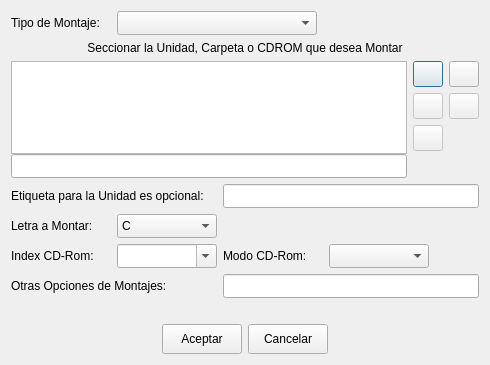
Qt form ui/addedit_montajes.ui (Monthy/gr-lida) before a commit.
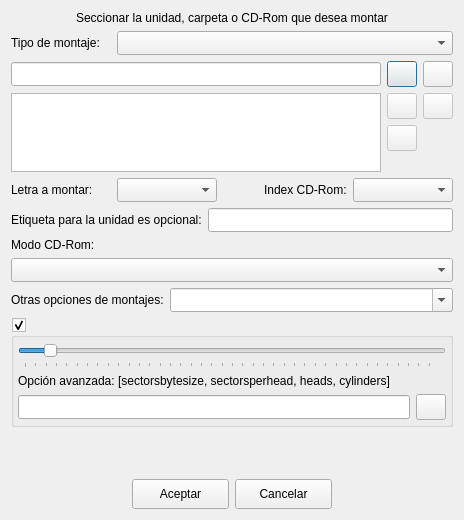
The same form after that commit. Icons and pictures are not drawn.

What changed in the file:
```diff
--- a/ui/addedit_montajes.ui
+++ b/ui/addedit_montajes.ui
@@ -1,117 +1,87 @@
-<ui version="4.0" >
- <class>AddEditMontajesClass</class>
- <widget class="QDialog" name="AddEditMontajesClass" >
-  <property name="geometry" >
+<?xml version="1.0" encoding="UTF-8"?>
+<ui version="4.0">
+ <class>frmAddEditMontajes</class>
+ <widget class="QDialog" name="frmAddEditMontajes">
+  <property name="geometry">
    <rect>
     <x>0</x>
     <y>0</y>
-    <width>490</width>
-    <height>365</height>
+    <width>464</width>
+    <height>520</height>
    </rect>
   </property>
-  <property name="windowTitle" >
+  <property name="minimumSize">
+   <size>
+    <width>464</width>
+    <height>520</height>
+   </size>
+  </property>
+  <property name="windowTitle">
    <string>Montaje de unidades</string>
   </property>
   <property name="windowIcon" >
    <iconset resource="../res/grlida.qrc" >
     <normaloff>:/img16/grlida.png</normaloff>:/img16/grlida.png</iconset>
   </property>
-  <layout class="QVBoxLayout" name="verticalLayout_2" >
+  <layout class="QVBoxLayout" name="verticalLayout" stretch="0,0,0,0,0,0,0,0,0,1,0">
    <item>
-    <layout class="QHBoxLayout" name="hLayout_2" >
-     <item>
-      <widget class="QLabel" name="lb_Montaje_3" >
-       <property name="minimumSize" >
-        <size>
-         <width>100</width>
-         <height>0</height>
-        </size>
-       </property>
-       <property name="text" >
-        <string>Tipo de Montaje:</string>
-       </property>
-      </widget>
-     </item>
-     <item>
-      <widget class="QComboBox" name="cbxMontaje_type_drive" >
-       <property name="minimumSize" >
-        <size>
-         <width>200</width>
-         <height>24</height>
-        </size>
-       </property>
-      </widget>
-     </item>
-     <item>
-      <spacer name="hSpacer_3" >
-       <property name="orientation" >
-        <enum>Qt::Horizontal</enum>
-       </property>
-       <property name="sizeHint" stdset="0" >
-        <size>
-         <width>40</width>
-         <height>20</height>
-        </size>
-       </property>
-      </spacer>
-     </item>
-    </layout>
-   </item>
-   <item>
-    <widget class="QLabel" name="lb_Montaje_1" >
-     <property name="text" >
-      <string>Seccionar la Unidad, Carpeta o CDROM que desea Montar</string>
-     </property>
-     <property name="alignment" >
+    <widget class="QLabel" name="lb_Montaje_1">
+     <property name="text">
+      <string>Seccionar la unidad, carpeta o CD-Rom que desea montar</string>
+     </property>
+     <property name="alignment">
       <set>Qt::AlignCenter</set>
      </property>
     </widget>
    </item>
    <item>
-    <layout class="QGridLayout" name="gridLayout_2" >
-     <item rowspan="4" row="0" column="0" >
-      <layout class="QVBoxLayout" name="verticalLayout" >
-       <property name="spacing" >
-        <number>0</number>
-       </property>
+    <layout class="QHBoxLayout" name="horizontalLayout_3">
        <item>
-        <widget class="QListWidget" name="lw_MultiIso" >
-         <property name="minimumSize" >
+      <widget class="QLabel" name="lb_Montaje_2">
+       <property name="minimumSize">
           <size>
-           <width>0</width>
-           <height>70</height>
-          </size>
-         </property>
+         <width>100</width>
+         <height>0</height>
+        </size>
+       </property>
+       <property name="text">
+        <string>Tipo de montaje:</string>
+       </property>
         </widget>
        </item>
        <item>
-        <widget class="QLineEdit" name="txtMontaje_path" >
-         <property name="minimumSize" >
+      <widget class="QComboBox" name="cbxMontaje_type_drive">
+       <property name="sizePolicy">
+        <sizepolicy hsizetype="Expanding" vsizetype="Fixed">
+         <horstretch>0</horstretch>
+         <verstretch>0</verstretch>
+        </sizepolicy>
+       </property>
+       <property name="minimumSize">
           <size>
-           <width>0</width>
+         <width>100</width>
            <height>24</height>
           </size>
          </property>
         </widget>
        </item>
-       <item>
-        <spacer name="verticalSpacer_2" >
-         <property name="orientation" >
-          <enum>Qt::Vertical</enum>
-         </property>
-         <property name="sizeHint" stdset="0" >
-          <size>
-           <width>20</width>
-           <height>10</height>
-          </size>
-         </property>
-        </spacer>
-       </item>
-      </layout>
-     </item>
-     <item row="0" column="1" >
-      <widget class="QPushButton" name="btnDirFile" >
-       <property name="minimumSize" >
+    </layout>
+   </item>
+   <item>
+    <widget class="QFrame" name="frame">
+     <property name="frameShape">
+      <enum>QFrame::NoFrame</enum>
+     </property>
+     <property name="frameShadow">
+      <enum>QFrame::Raised</enum>
+     </property>
+     <layout class="QGridLayout" name="gridLayout">
+      <property name="margin">
+       <number>0</number>
+      </property>
+      <item row="0" column="1">
+       <widget class="QPushButton" name="btnDirFile">
+        <property name="minimumSize">
         <size>
          <width>30</width>
          <height>26</height>
@@ -132,21 +102,34 @@
        </property>
       </widget>
      </item>
-     <item row="0" column="2" >
-      <widget class="QPushButton" name="btnClearDirFile" >
-       <property name="minimumSize" >
+      <item row="0" column="0">
+       <widget class="QLineEdit" name="txtMontaje_path">
+        <property name="minimumSize">
         <size>
+          <width>0</width>
+          <height>24</height>
+         </size>
+        </property>
+       </widget>
+      </item>
+      <item row="1" column="2">
+       <widget class="QPushButton" name="btnDeleteIso">
+        <property name="enabled">
+         <bool>false</bool>
+        </property>
+        <property name="minimumSize">
+         <size>
          <width>30</width>
          <height>26</height>
         </size>
        </property>
-       <property name="maximumSize" >
+        <property name="maximumSize">
         <size>
          <width>30</width>
          <height>26</height>
         </size>
        </property>
-       <property name="text" >
+        <property name="text">
         <string/>
        </property>
        <property name="icon" >
@@ -155,9 +138,9 @@
        </property>
       </widget>
      </item>
-     <item row="1" column="1" >
-      <widget class="QPushButton" name="btnSubirIso" >
-       <property name="enabled" >
+      <item row="1" column="1">
+       <widget class="QPushButton" name="btnSubirIso">
+        <property name="enabled">
         <bool>false</bool>
        </property>
        <property name="minimumSize" >
@@ -181,24 +164,31 @@
        </property>
       </widget>
      </item>
-     <item row="1" column="2" >
-      <widget class="QPushButton" name="btnDeleteIso" >
-       <property name="enabled" >
-        <bool>false</bool>
-       </property>
-       <property name="minimumSize" >
+      <item row="1" column="0" rowspan="3">
+       <widget class="QListWidget" name="lw_MultiIso">
+        <property name="minimumSize">
+         <size>
+          <width>0</width>
+          <height>70</height>
+         </size>
+        </property>
+       </widget>
+      </item>
+      <item row="0" column="2">
+       <widget class="QPushButton" name="btnDirFile_clear">
+        <property name="minimumSize">
         <size>
          <width>30</width>
          <height>26</height>
         </size>
        </property>
-       <property name="maximumSize" >
+        <property name="maximumSize">
         <size>
          <width>30</width>
          <height>26</height>
         </size>
        </property>
-       <property name="text" >
+        <property name="text">
         <string/>
        </property>
        <property name="icon" >
@@ -207,9 +197,9 @@
        </property>
       </widget>
      </item>
-     <item row="2" column="1" >
-      <widget class="QPushButton" name="btnBajarIso" >
-       <property name="enabled" >
+      <item row="2" column="1">
+       <widget class="QPushButton" name="btnBajarIso">
+        <property name="enabled">
         <bool>false</bool>
        </property>
        <property name="minimumSize" >
@@ -233,288 +223,181 @@
        </property>
       </widget>
      </item>
-     <item row="3" column="1" colspan="2" >
-      <spacer name="verticalSpacer" >
-       <property name="orientation" >
-        <enum>Qt::Vertical</enum>
-       </property>
-       <property name="sizeHint" stdset="0" >
-        <size>
-         <width>55</width>
-         <height>18</height>
-        </size>
-       </property>
-      </spacer>
-     </item>
-    </layout>
-   </item>
-   <item>
-    <layout class="QGridLayout" name="gridLayout" >
-     <property name="spacing" >
-      <number>6</number>
-     </property>
-     <item row="0" column="0" colspan="2" >
-      <widget class="QLabel" name="lb_Montaje_2" >
-       <property name="text" >
-        <string>Etiqueta para la Unidad es opcional:</string>
-       </property>
-      </widget>
-     </item>
-     <item row="0" column="2" colspan="3" >
-      <widget class="QLineEdit" name="txtMontaje_label" >
-       <property name="minimumSize" >
-        <size>
-         <width>0</width>
-         <height>24</height>
-        </size>
-       </property>
-      </widget>
-     </item>
-     <item row="1" column="0" >
-      <widget class="QLabel" name="lb_Montaje_4" >
-       <property name="minimumSize" >
+     </layout>
+     <zorder>btnDeleteIso</zorder>
+     <zorder>btnSubirIso</zorder>
+     <zorder>btnDirFile_clear</zorder>
+     <zorder>btnDirFile</zorder>
+     <zorder>btnBajarIso</zorder>
+     <zorder>lw_MultiIso</zorder>
+     <zorder>txtMontaje_path</zorder>
+    </widget>
+   </item>
+   <item>
+    <layout class="QHBoxLayout" name="horizontalLayout_2">
+     <item>
+      <widget class="QLabel" name="lb_Montaje_3">
+       <property name="minimumSize">
         <size>
          <width>100</width>
          <height>0</height>
         </size>
        </property>
-       <property name="text" >
-        <string>Letra a Montar:</string>
+       <property name="text">
+        <string>Letra a montar:</string>
        </property>
       </widget>
      </item>
-     <item row="1" column="1" >
-      <widget class="QComboBox" name="cbxMontaje_letter" >
-       <property name="minimumSize" >
+     <item>
+      <widget class="QComboBox" name="cbxMontaje_letter">
+       <property name="minimumSize">
         <size>
          <width>100</width>
          <height>24</height>
         </size>
        </property>
-       <property name="currentIndex" >
-        <number>2</number>
+       <property name="currentIndex">
+        <number>-1</number>
        </property>
-       <item>
-        <property name="text" >
-         <string>A</string>
-        </property>
-       </item>
-       <item>
-        <property name="text" >
-         <string>B</string>
-        </property>
-       </item>
-       <item>
-        <property name="text" >
-         <string>C</string>
-        </property>
-       </item>
-       <item>
-        <property name="text" >
-         <string>D</string>
-        </property>
-       </item>
-       <item>
-        <property name="text" >
-         <string>E</string>
-        </property>
-       </item>
-       <item>
-        <property name="text" >
-         <string>F</string>
-        </property>
-       </item>
-       <item>
-        <property name="text" >
-         <string>G</string>
-        </property>
-       </item>
-       <item>
-        <property name="text" >
-         <string>H</string>
-        </property>
-       </item>
-       <item>
-        <property name="text" >
-         <string>I</string>
-        </property>
-       </item>
-       <item>
-        <property name="text" >
-         <string>J</string>
-        </property>
-       </item>
-       <item>
-        <property name="text" >
-         <string>K</string>
-        </property>
-       </item>
-       <item>
-        <property name="text" >
-         <string>L</string>
-        </property>
-       </item>
-       <item>
-        <property name="text" >
-         <string>M</string>
-        </property>
-       </item>
-       <item>
-        <property name="text" >
-         <string>N</string>
-        </property>
-       </item>
-       <item>
-        <property name="text" >
-         <string>O</string>
-        </property>
-       </item>
-       <item>
-        <property name="text" >
-         <string>P</string>
-        </property>
-       </item>
-       <item>
-        <property name="text" >
-         <string>Q</string>
-        </property>
-       </item>
-       <item>
-        <property name="text" >
-         <string>R</string>
-        </property>
-       </item>
-       <item>
-        <property name="text" >
-         <string>S</string>
-        </property>
-       </item>
-       <item>
-        <property name="text" >
-         <string>T</string>
-        </property>
-       </item>
-       <item>
-        <property name="text" >
-         <string>U</string>
-        </property>
-       </item>
-       <item>
-        <property name="text" >
-         <string>V</string>
-        </property>
-       </item>
-       <item>
-        <property name="text" >
-         <string>W</string>
-        </property>
-       </item>
-       <item>
-        <property name="text" >
-         <string>X</string>
-        </property>
-       </item>
-       <item>
-        <property name="text" >
-         <string>Y</string>
-        </property>
-       </item>
       </widget>
      </item>
-     <item row="1" column="2" colspan="3" >
-      <spacer name="hSpacer_5" >
-       <property name="orientation" >
+     <item>
+      <spacer name="horizontalSpacer_3">
+       <property name="orientation">
         <enum>Qt::Horizontal</enum>
        </property>
-       <property name="sizeHint" stdset="0" >
+       <property name="sizeHint" stdset="0">
         <size>
-         <width>298</width>
-         <height>21</height>
+         <width>40</width>
+         <height>20</height>
         </size>
        </property>
       </spacer>
      </item>
-     <item row="2" column="0" >
-      <widget class="QLabel" name="lb_Montaje_5" >
-       <property name="minimumSize" >
-        <size>
-         <width>100</width>
-         <height>0</height>
-        </size>
-       </property>
-       <property name="text" >
+     <item>
+      <widget class="QLabel" name="lb_Montaje_4">
+       <property name="text">
         <string>Index CD-Rom:</string>
        </property>
       </widget>
      </item>
-     <item row="2" column="1" >
-      <widget class="QComboBox" name="cbxMontaje_cdrom" >
-       <property name="minimumSize" >
+     <item>
+      <widget class="QComboBox" name="cbxMontaje_cdrom">
+       <property name="minimumSize">
         <size>
          <width>100</width>
          <height>24</height>
         </size>
        </property>
-       <property name="editable" >
-        <bool>true</bool>
+      </widget>
+     </item>
+    </layout>
+   </item>
+   <item>
+    <layout class="QHBoxLayout" name="horizontalLayout_4">
+     <item>
+      <widget class="QLabel" name="lb_Montaje_5">
+       <property name="text">
+        <string>Etiqueta para la unidad es opcional:</string>
        </property>
       </widget>
      </item>
-     <item row="2" column="2" >
-      <widget class="QLabel" name="lb_Montaje_7" >
-       <property name="minimumSize" >
+     <item>
+      <widget class="QLineEdit" name="txtMontaje_label">
+       <property name="minimumSize">
+        <size>
+         <width>0</width>
+         <height>24</height>
+        </size>
+       </property>
+      </widget>
+     </item>
+    </layout>
+   </item>
+   <item>
+    <widget class="QLabel" name="lb_Montaje_6">
+     <property name="minimumSize">
         <size>
          <width>100</width>
          <height>0</height>
         </size>
        </property>
-       <property name="text" >
+     <property name="text">
         <string>Modo CD-Rom:</string>
        </property>
       </widget>
      </item>
-     <item row="2" column="3" >
-      <widget class="QComboBox" name="cbxMontaje_mode_cdrom" >
-       <property name="minimumSize" >
+   <item>
+    <widget class="QComboBox" name="cbxMontaje_mode_cdrom">
+     <property name="minimumSize">
         <size>
          <width>100</width>
          <height>24</height>
         </size>
        </property>
-       <property name="currentIndex" >
-        <number>-1</number>
+    </widget>
+   </item>
+   <item>
+    <layout class="QHBoxLayout" name="horizontalLayout_5">
+     <item>
+      <widget class="QLabel" name="lb_Montaje_7">
+       <property name="minimumSize">
+        <size>
+         <width>100</width>
+         <height>0</height>
+        </size>
        </property>
+       <property name="text">
+        <string>Otras opciones de montajes:</string>
+       </property>
       </widget>
      </item>
-     <item row="2" column="4" >
-      <spacer name="hSpacer_4" >
-       <property name="orientation" >
-        <enum>Qt::Horizontal</enum>
+     <item>
+      <widget class="QComboBox" name="cbxMontaje_opt_mount">
+       <property name="sizePolicy">
+        <sizepolicy hsizetype="Expanding" vsizetype="Fixed">
+         <horstretch>0</horstretch>
+         <verstretch>0</verstretch>
+        </sizepolicy>
        </property>
-       <property name="sizeHint" stdset="0" >
+       <property name="minimumSize">
         <size>
-         <width>82</width>
-         <height>21</height>
+         <width>0</width>
+         <height>24</height>
         </size>
        </property>
-      </spacer>
+       <property name="editable">
+        <bool>true</bool>
+       </property>
+      </widget>
      </item>
-     <item row="3" column="0" colspan="2" >
-      <widget class="QLabel" name="lb_Montaje_6" >
-       <property name="minimumSize" >
+    </layout>
+   </item>
+   <item>
+    <widget class="QGroupBox" name="chkMontaje_opt_freesize">
+     <property name="checkable">
+      <bool>true</bool>
+     </property>
+     <layout class="QGridLayout" name="gridLayout_3">
+      <property name="margin">
+       <number>4</number>
+      </property>
+      <item row="1" column="0" colspan="2">
+       <widget class="QLabel" name="lb_Montaje_8">
+        <property name="minimumSize">
         <size>
          <width>100</width>
          <height>0</height>
         </size>
        </property>
-       <property name="text" >
-        <string>Otras Opciones de Montajes:</string>
+        <property name="text">
+         <string>Opción avanzada: [sectorsbytesize, sectorsperhead, heads, cylinders]</string>
        </property>
       </widget>
      </item>
-     <item row="3" column="2" colspan="3" >
-      <widget class="QLineEdit" name="txtMontaje_opt_mount" >
-       <property name="minimumSize" >
+      <item row="2" column="0">
+       <widget class="QLineEdit" name="txtMontaje_opt_size_mount">
+        <property name="minimumSize">
         <size>
          <width>0</width>
          <height>24</height>
@@ -525,42 +408,87 @@
        </property>
       </widget>
      </item>
-    </layout>
-   </item>
-   <item>
-    <widget class="QLabel" name="lb_Montaje_info" >
-     <property name="wordWrap" >
+      <item row="2" column="1">
+       <widget class="QPushButton" name="btnMontaje_opt_size_mount_clear">
+        <property name="minimumSize">
+         <size>
+          <width>30</width>
+          <height>26</height>
+         </size>
+        </property>
+        <property name="maximumSize">
+         <size>
+          <width>30</width>
+          <height>26</height>
+         </size>
+        </property>
+        <property name="text">
+         <string/>
+        </property>
+        <property name="icon">
+         <iconset resource="../res/gr-lida.qrc">
+          <normaloff>:/img16/limpiar.png</normaloff>:/img16/limpiar.png</iconset>
+        </property>
+       </widget>
+      </item>
+      <item row="0" column="0" colspan="2">
+       <widget class="QSlider" name="h_SliderMontaje_freesize">
+        <property name="minimumSize">
+         <size>
+          <width>0</width>
+          <height>26</height>
+         </size>
+        </property>
+        <property name="minimum">
+         <number>10</number>
+        </property>
+        <property name="maximum">
+         <number>4000</number>
+        </property>
+        <property name="value">
+         <number>250</number>
+        </property>
+        <property name="tracking">
       <bool>true</bool>
      </property>
-    </widget>
-   </item>
+        <property name="orientation">
+         <enum>Qt::Horizontal</enum>
+        </property>
+        <property name="tickPosition">
+         <enum>QSlider::TicksBelow</enum>
+        </property>
+        <property name="tickInterval">
+         <number>100</number>
+        </property>
+       </widget>
+      </item>
+     </layout>
+    </widget>
+   </item>
    <item>
-    <spacer name="vSpacer_6" >
-     <property name="orientation" >
-      <enum>Qt::Vertical</enum>
-     </property>
-     <property name="sizeHint" stdset="0" >
+    <widget class="QLabel" name="lb_Montaje_info">
+     <property name="minimumSize">
       <size>
-       <width>401</width>
-       <height>61</height>
+       <width>0</width>
+       <height>40</height>
       </size>
      </property>
-    </spacer>
-   </item>
-   <item>
-    <layout class="QHBoxLayout" name="hLayout_1" >
-     <property name="spacing" >
-      <number>6</number>
+     <property name="alignment">
+      <set>Qt::AlignLeading|Qt::AlignLeft|Qt::AlignTop</set>
      </property>
-     <property name="margin" >
-      <number>0</number>
+     <property name="wordWrap">
+      <bool>true</bool>
      </property>
+    </widget>
+   </item>
      <item>
-      <spacer name="hSpacer_1" >
-       <property name="orientation" >
+    <layout class="QHBoxLayout" name="horizontalLayout">
+     <item>
+      <spacer name="horizontalSpacer">
+       <property name="orientation">
         <enum>Qt::Horizontal</enum>
        </property>
-       <property name="sizeHint" stdset="0" >
+       <property name="sizeHint" stdset="0">
         <size>
          <width>40</width>
          <height>20</height>
@@ -569,10 +497,10 @@
       </spacer>
      </item>
      <item>
-      <widget class="QPushButton" name="btnOk" >
-       <property name="minimumSize" >
+      <widget class="QPushButton" name="btnOk">
+       <property name="minimumSize">
         <size>
-         <width>0</width>
+         <width>97</width>
          <height>30</height>
         </size>
        </property>
@@ -586,10 +514,10 @@
       </widget>
      </item>
      <item>
-      <widget class="QPushButton" name="btnCancel" >
-       <property name="minimumSize" >
+      <widget class="QPushButton" name="btnCancel">
+       <property name="minimumSize">
         <size>
-         <width>0</width>
+         <width>97</width>
          <height>30</height>
         </size>
        </property>
@@ -603,8 +531,8 @@
       </widget>
      </item>
      <item>
-      <spacer name="hSpacer_2" >
-       <property name="orientation" >
+      <spacer name="horizontalSpacer_2">
+       <property name="orientation">
         <enum>Qt::Horizontal</enum>
        </property>
        <property name="sizeHint" stdset="0" >
```
Left out of the diff: 129 changed lines with no effect on the pictures. Lines whose indentation alone changed are shown as unchanged.
